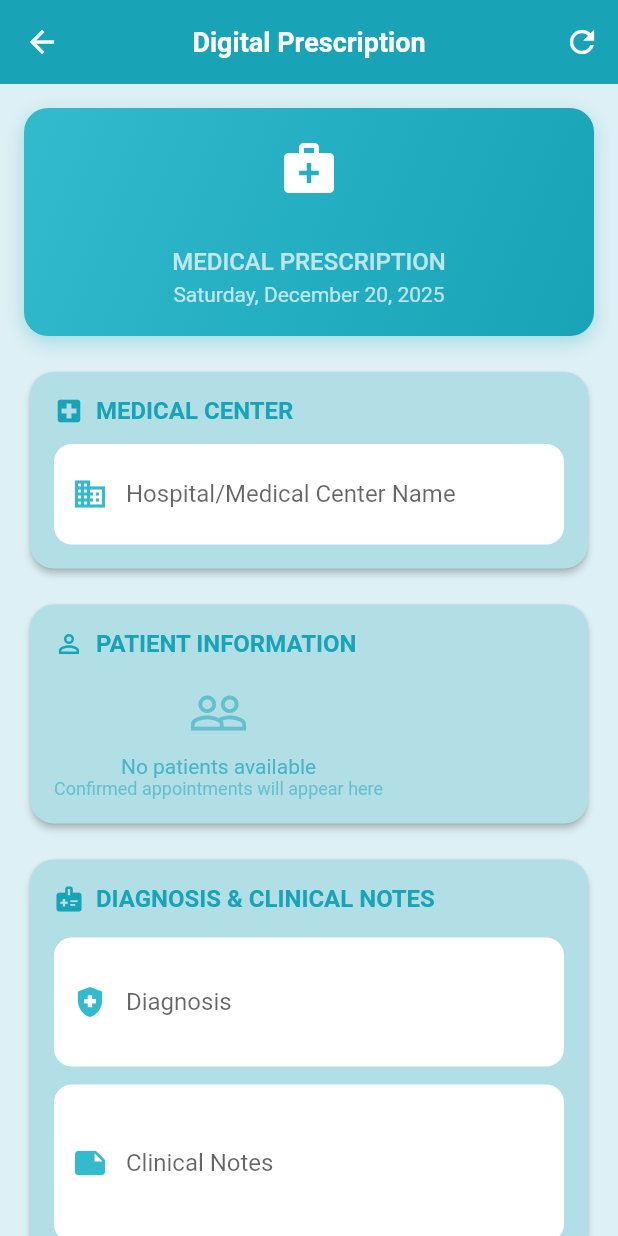
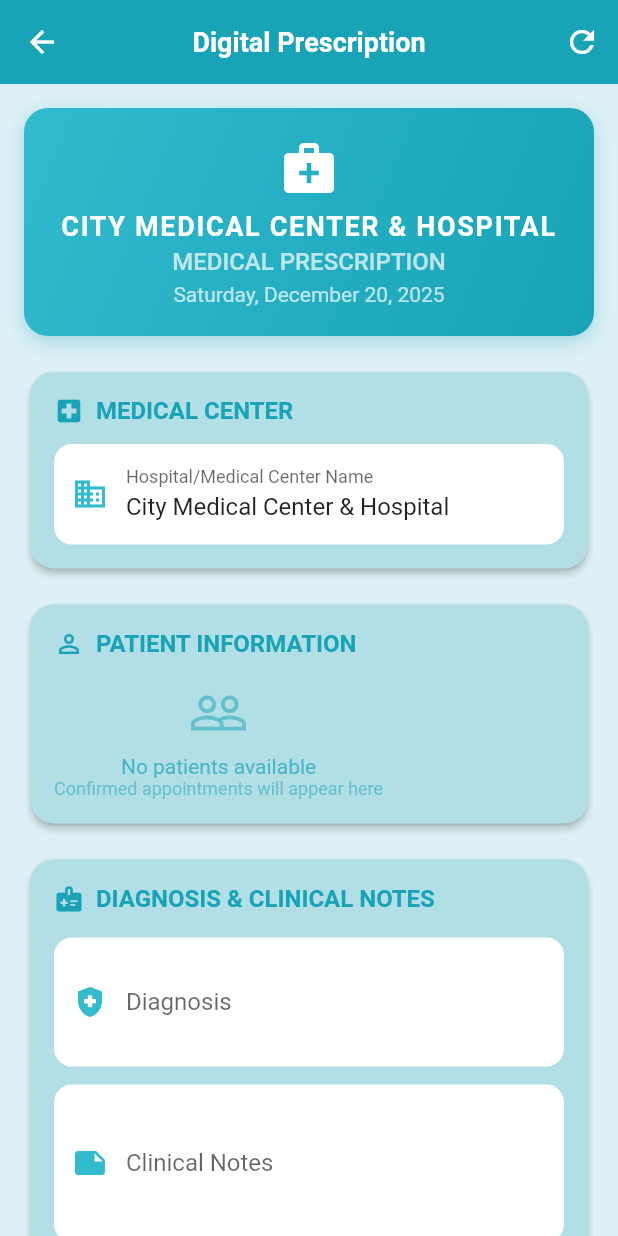
Before and after one commit to SanduniLK/MediLink, a Flutter app: the PrescriptionScreen screen opened directly, after a tap on the "refresh" icon, on a phone screen of 412 x 824 dp. Run offline on Flutter 3.47's test engine with Material 3 defaults, Android fonts, the phone set to English and light mode, and no system bars; our stand-ins replace cached_network_image, cloud_firestore, dio, file_picker, firebase_auth, firebase_core and 12 more; missing offline and left inert: flutter_webrtc, mobile_scanner, payhere_mobilesdk_flutter; accounts and stored records are empty; network calls fail.

Commit message:
new chnges

```diff
--- a/frontend/lib/providers/queue_provider.dart
+++ b/frontend/lib/providers/queue_provider.dart
@@ -30,14 +30,14 @@ class QueueProvider with ChangeNotifier {
       print('   Medical Center: $medicalCenterName');
       print('   Appointments: ${appointments.length}');
 
-      // ✅ FIX: Pass appointments to the API service
+      //  Pass appointments to the API service
       final result = await QueueApiService.startConsultation(
         scheduleId: scheduleId,
         doctorId: doctorId,
         medicalCenterId: medicalCenterId,
         doctorName: doctorName,
         medicalCenterName: medicalCenterName,
-        appointments: appointments, // Pass appointments here
+        appointments: appointments,
       );
 
       _isLoading = false;
--- a/frontend/lib/screens/doctor_screens/prescription_screen.dart
+++ b/frontend/lib/screens/doctor_screens/prescription_screen.dart
@@ -8,6 +8,7 @@ import 'package:firebase_auth/firebase_auth.dart';
 import 'package:firebase_storage/firebase_storage.dart';
 import 'package:flutter/rendering.dart';
 import 'package:frontend/model/prescription_model.dart';
+
 import 'package:intl/intl.dart';
 
 class PrescriptionScreen extends StatefulWidget {
@@ -42,15 +43,18 @@ class _PrescriptionScreenState extends State<PrescriptionScreen> {
   final List<TextEditingController> _durationControllers = [];
   final List<TextEditingController> _frequencyControllers = [];
   final List<TextEditingController> _instructionControllers = [];
-
-  final TextEditingController _descriptionController = TextEditingController();
+ final TextEditingController _descriptionController = TextEditingController();
   final TextEditingController _patientNameController = TextEditingController();
   final TextEditingController _patientAgeController = TextEditingController();
   final TextEditingController _diagnosisController = TextEditingController();
   final TextEditingController _notesController = TextEditingController();
   final TextEditingController _doctorNameController = TextEditingController();
   final TextEditingController _doctorRegNoController = TextEditingController();
+
   final TextEditingController _medicalCenterController = TextEditingController(text: 'City Medical Center & Hospital');
+  final TextEditingController _doctorHospitalController = TextEditingController();
+
+  String _doctorHospital = 'City Medical Center & Hospital';
 
   // Drawing variables
   Color _selectedColor = Colors.black;
@@ -96,6 +100,7 @@ class _PrescriptionScreenState extends State<PrescriptionScreen> {
     _addMedicineField();
     _loadPharmacies();
     _loadPatientAppointments();
+    _loadMedicalCenterFromAppointments();
     _loadDoctorInfo();
     _setPatientData();
   }
@@ -150,13 +155,13 @@ void _setPatientData() {
           setState(() {
             _doctorNameController.text = data?['fullname'] ?? 'Dr. Rajesh Kumar';
             _doctorRegNoController.text = data?['regNumber'] ?? 'MED12345';
-            _medicalCenterController.text = data?['hospital'] ?? 'City Medical Center & Hospital';
+            _doctorHospital = data?['hospital'] ?? 'City Medical Center & Hospital';
           });
         } else {
           setState(() {
             _doctorNameController.text = 'Dr. Rajesh Kumar';
             _doctorRegNoController.text = 'MED12345';
-            _medicalCenterController.text = 'City Medical Center & Hospital';
+            _doctorHospital = 'City Medical Center & Hospital';
           });
         }
       }
@@ -165,7 +170,7 @@ void _setPatientData() {
       setState(() {
         _doctorNameController.text = 'Dr. Rajesh Kumar';
         _doctorRegNoController.text = 'MED12345';
-        _medicalCenterController.text = 'City Medical Center & Hospital';
+        _doctorHospital = 'City Medical Center & Hospital';
       });
     }
   }
@@ -189,7 +194,50 @@ void _setPatientData() {
       debugPrint('Error loading pharmacies: $e');
     }
   }
-
+Future<void> _loadMedicalCenterFromAppointments() async {
+  try {
+    debugPrint('Trying to get medical center...');
+
+    // If we have appointment ID, get medical center from that appointment
+    if (widget.appointmentId != null && widget.appointmentId!.isNotEmpty) {
+      debugPrint('Getting from appointment: ${widget.appointmentId}');
+
+      // Get the appointment document from Firebase
+      final appointmentDoc = await FirebaseFirestore.instance
+          .collection('appointments')
+          .doc(widget.appointmentId!)
+          .get();
+
+      if (appointmentDoc.exists) {
+        final data = appointmentDoc.data() as Map<String, dynamic>?;
+        if (data != null) {
+          // Get medical center name
+          final String? medicalCenter = data['medicalCenterName'] as String?;
+
+          if (medicalCenter != null && medicalCenter.isNotEmpty) {
+            debugPrint('Found medical center: $medicalCenter');
+            setState(() {
+              _medicalCenterController.text = medicalCenter;
+            });
+            return;
+          }
+        }
+      }
+    }
+
+    // If no appointment or no medical center found, use doctor's hospital
+    debugPrint('Using doctor hospital: $_doctorHospital');
+    setState(() {
+      _medicalCenterController.text = _doctorHospital;
+    });
+
+  } catch (e) {
+    debugPrint('Error: $e');
+    setState(() {
+      _medicalCenterController.text = 'City Medical Center & Hospital';
+    });
+  }
+}
   Future<void> _loadPatientAppointments() async {
     try {
       final user = FirebaseAuth.instance.currentUser;
@@ -207,6 +255,7 @@ void _setPatientData() {
         if (data['status'] == 'confirmed') {
           final patientId = data['patientId'] as String?;
           final patientName = data['patientName'] as String?;
+
 
           if (patientId != null && patientName != null && !patientMap.containsKey(patientId)) {
             patientMap[patientId] = {
@@ -314,7 +363,7 @@ void _setPatientData() {
     }
   }
 
-  // FIXED DRAWING METHODS - Prevent scrolling while drawing
+  //  DRAWING METHODS - Prevent scrolling while drawing
   void _handleDrawingStart(DragStartDetails details) {
     setState(() {
       _isDrawing = true;
@@ -364,7 +413,7 @@ void _setPatientData() {
     });
   }
 
-  // FIXED SIGNATURE METHODS - Prevent scrolling while signing
+  //  SIGNATURE METHODS - Prevent scrolling while signing
   void _handleSignatureStart(DragStartDetails details) {
     setState(() {
       _isSigning = true;
@@ -2357,7 +2406,7 @@ Widget _buildPatientDropdownSection() {
                         ),
                         const SizedBox(height: 2),
                         Text(
-                          'Medical Center: ${_medicalCenterController.text}',
+                          'hospital: ${_doctorHospital}',
                           style: TextStyle(
                             color: _darkColor.withOpacity(0.7),
                             fontSize: 12,
--- a/frontend/lib/services/patient_services.dart
+++ b/frontend/lib/services/patient_services.dart
@@ -99,7 +99,7 @@ class PatientService {
     }
   }
 
-  // Fix profile picture URL - handle different URL formats
+  //  profile picture URL - handle different URL formats
   String _fixProfilePicUrl(String originalUrl, String patientId) {
     try {
       if (originalUrl.startsWith('gs://')) {
--- a/frontend/lib/services/queue_api_service.dart
+++ b/frontend/lib/services/queue_api_service.dart
@@ -18,7 +18,7 @@ static Future<Map<String, dynamic>> startConsultation({
     print('🚀 Starting consultation with Dio...');
     print('   Appointments to send: ${appointments.length}');
 
-    // ✅ FIX: Include appointments in the request
+    //  Include appointments in the request
     final response = await _dio.post(
       '$baseUrl/queue/start',
       data: {
--- a/frontend/lib/telemedicine/consultation_screen.dart
+++ b/frontend/lib/telemedicine/consultation_screen.dart
@@ -830,7 +830,7 @@ void _endCall() {
       debugPrint('❌ Error updating join status: $e');
     });
 
-    // 4. ✅ UPDATE FIREBASE STATUS FROM "In-Progress" TO "Completed" ✅
+    // 4.  UPDATE FIREBASE STATUS FROM "In-Progress" TO "Completed"
     debugPrint('📝 Updating appointment status from "In-Progress" to "Completed"...');
 
     // Get the document reference and update
@@ -875,7 +875,7 @@ void _endCall() {
         _connectionRetries = 0;
       });
 
-      debugPrint('✅ Doctor permanently ended meeting');
+      debugPrint(' Doctor permanently ended meeting');
     }
 
     // Complete cleanup
--- a/frontend/lib/telemedicine/patient_telemedicine_page.dart
+++ b/frontend/lib/telemedicine/patient_telemedicine_page.dart
@@ -236,13 +236,13 @@ void _joinConsultation(TelemedicineSession session) async {
       hasJoined: true,
     );
 
-    // 🔔 SEND NOTIFICATION TO DOCTOR THAT PATIENT JOINED
+    //  SEND NOTIFICATION TO DOCTOR THAT PATIENT JOINED
     debugPrint('🔔 Sending patient joined notification to doctor...');
     await FirestoreService.createPatientJoinedNotification(
       doctorId: session.doctorId,
       patientName: widget.patientName,
       appointmentId: session.appointmentId,
-      consultationType: session.consultationType, // FIXED: Now this parameter exists
+      consultationType: session.consultationType,
     );
 
     // Close loading dialog using stored context
@@ -386,7 +386,7 @@ Widget _buildSessionCard(TelemedicineSession session) {
 
           SizedBox(height: 16),
 
-          // ✅ SIMPLE FIX: Different layouts for different statuses
+          //  SIMPLE FIX: Different layouts for different statuses
           if (_canPatientJoin(session))
             // For In-Progress: JOIN + CHAT
             Row(
```
Also changed, not shown: frontend/lib/screens/patient_screens/patient_queue_status.dart (+8 -11 lines).
